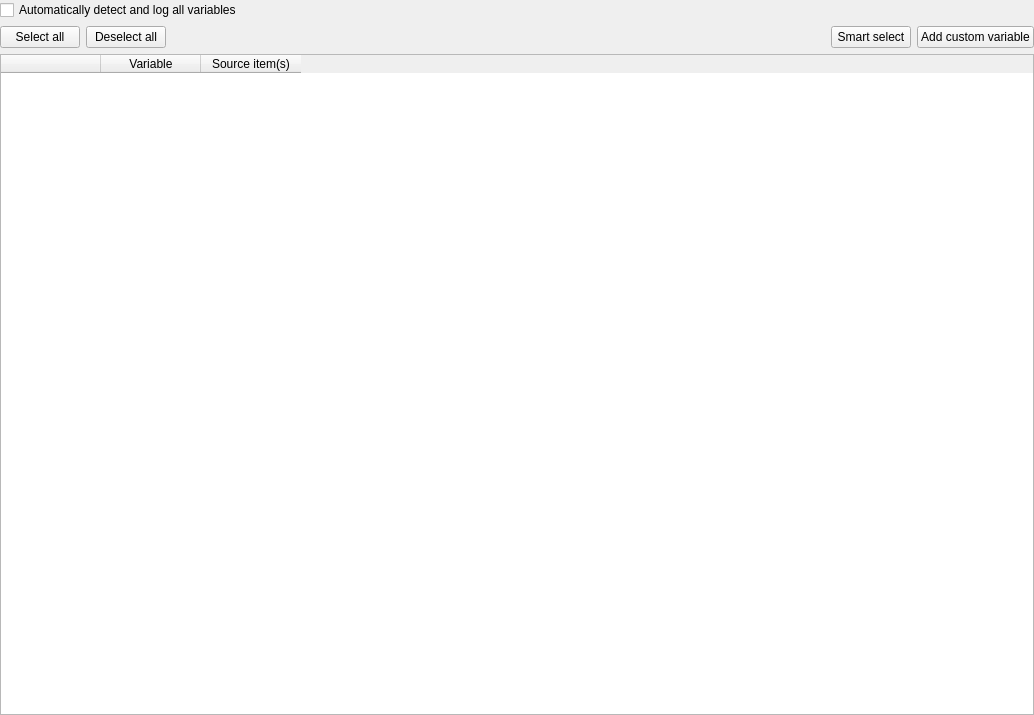
open-cogsci/OpenSesame, file resources/ui/widgets/logger.ui: the form before one commit.
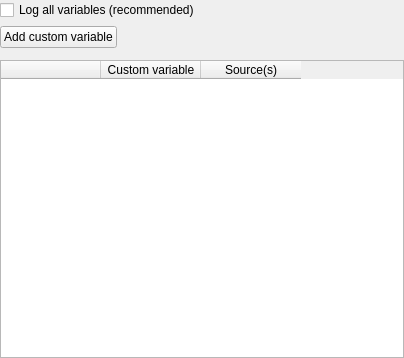
The form after the commit.

Commit message: Rework logger item - Allow drag-and-drop from variable inspector to logger - Add variable-name checker to syntax

Patch:
```diff
--- a/resources/ui/widgets/logger.ui
+++ b/resources/ui/widgets/logger.ui
@@ -6,8 +6,8 @@
    <rect>
     <x>0</x>
     <y>0</y>
-    <width>1034</width>
-    <height>715</height>
+    <width>404</width>
+    <height>358</height>
    </rect>
   </property>
   <property name="windowTitle">
@@ -20,7 +20,20 @@
    <item>
     <widget class="QCheckBox" name="checkbox_auto_log">
      <property name="text">
-      <string>Automatically detect and log all variables</string>
+      <string>Log all variables (recommended)</string>
+     </property>
+    </widget>
+   </item>
+   <item>
+    <widget class="QPushButton" name="button_add_custom_variable">
+     <property name="sizePolicy">
+      <sizepolicy hsizetype="Fixed" vsizetype="Fixed">
+       <horstretch>0</horstretch>
+       <verstretch>0</verstretch>
+      </sizepolicy>
+     </property>
+     <property name="text">
+      <string>Add custom variable</string>
      </property>
     </widget>
    </item>
@@ -30,47 +43,6 @@
       <property name="margin">
        <number>0</number>
       </property>
-      <item>
-       <widget class="QPushButton" name="button_select_all">
-        <property name="text">
-         <string>Select all</string>
-        </property>
-       </widget>
-      </item>
-      <item>
-       <widget class="QPushButton" name="button_deselect_all">
-        <property name="text">
-         <string>Deselect all</string>
-        </property>
-       </widget>
-      </item>
-      <item>
-       <spacer name="horizontalSpacer">
-        <property name="orientation">
-         <enum>Qt::Horizontal</enum>
-        </property>
-        <property name="sizeHint" stdset="0">
-         <size>
-          <width>40</width>
-          <height>20</height>
-         </size>
-        </property>
-       </spacer>
-      </item>
-      <item>
-       <widget class="QPushButton" name="button_smart_select">
-        <property name="text">
-         <string>Smart select</string>
-        </property>
-       </widget>
-      </item>
-      <item>
-       <widget class="QPushButton" name="button_add_custom_variable">
-        <property name="text">
-         <string>Add custom variable</string>
-        </property>
-       </widget>
-      </item>
      </layout>
     </widget>
    </item>
@@ -92,12 +64,12 @@
      </column>
      <column>
       <property name="text">
-       <string>Variable</string>
+       <string>Custom variable</string>
       </property>
      </column>
      <column>
       <property name="text">
-       <string>Source item(s)</string>
+       <string>Source(s)</string>
       </property>
      </column>
     </widget>
```
Left out of the diff: 3 changed lines with no effect on the pictures. The commit also changes 8 other files.
